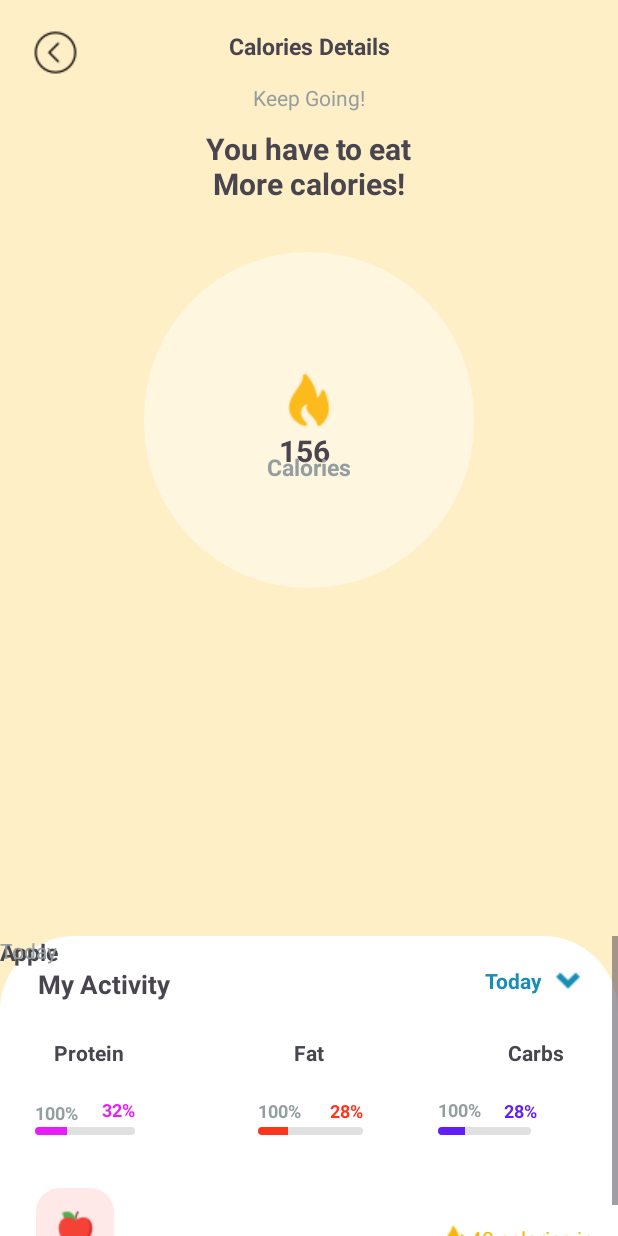
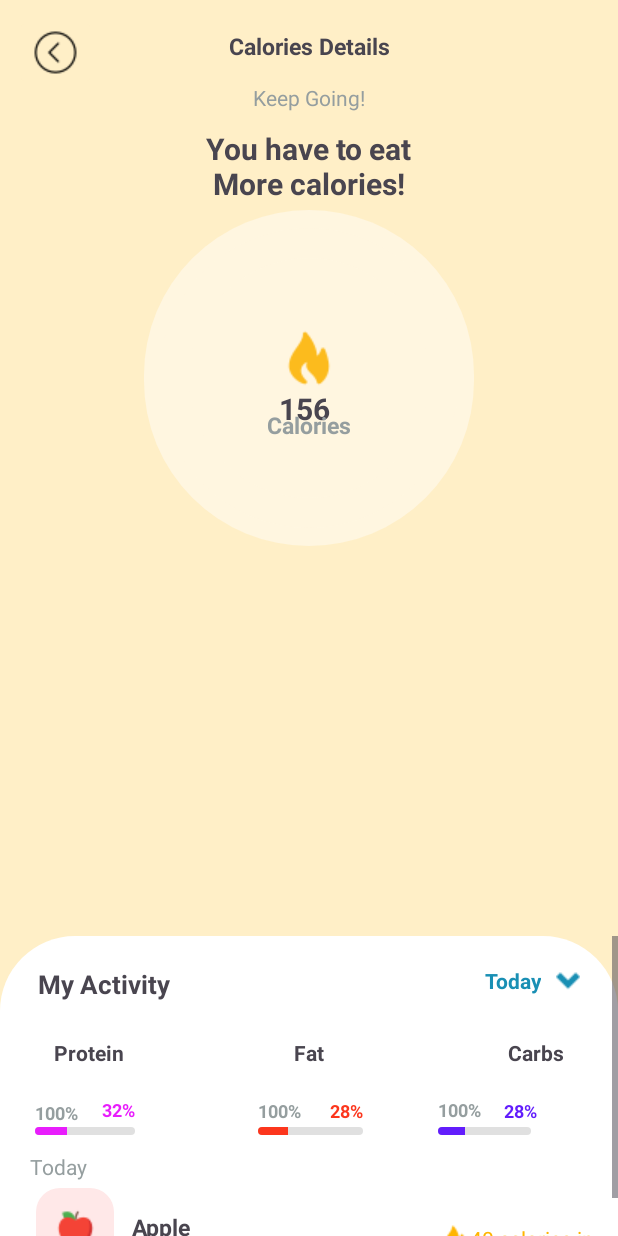
Before and after one commit to dnshan/Sweatify, an Android app: the CaloriesActivity screen opened directly, with no data from a screen before it, on a phone screen of 412 x 824 dp. Run offline under Robolectric (Android 15) with nearby library versions, the phone set to English and light mode, and no system bars.

Commit message:
Updated Calories screen

```diff
--- a/app/src/main/AndroidManifest.xml
+++ b/app/src/main/AndroidManifest.xml
@@ -31,5 +31,6 @@
         <activity android:name=".ExersiceActivity" />
         <activity android:name=".SleepActivity" />
 
+
     </application>
 </manifest>
--- a/app/src/main/res/layout/activity_calories.xml
+++ b/app/src/main/res/layout/activity_calories.xml
@@ -62,7 +62,7 @@
         android:id="@+id/caloriesconstlayout"
         android:layout_width="220dp"
         android:layout_height="224dp"
-        android:layout_marginTop="168dp"
+        android:layout_marginTop="140dp"
         android:background="@drawable/roundshape"
         app:layout_constraintLeft_toLeftOf="parent"
         app:layout_constraintRight_toRightOf="parent"
@@ -358,40 +358,38 @@
             <TextView
                 android:layout_width="wrap_content"
                 android:layout_height="wrap_content"
-                android:layout_marginTop="200dp"
-                android:layout_marginEnd="116dp"
+                android:layout_marginStart="12dp"
+                android:layout_marginTop="8dp"
                 android:text="2 apples in a day"
                 android:textColor="@color/grayTextColor"
                 android:textSize="12sp"
-                app:layout_constraintEnd_toStartOf="@+id/textView50"
-                app:layout_constraintLeft_toLeftOf="parent"
-                app:layout_constraintTop_toTopOf="parent"
-                tools:layout_marginLeft="84dp"
-                tools:layout_marginTop="213dp">
+                app:layout_constraintStart_toEndOf="@+id/constraintLayout5"
+                app:layout_constraintTop_toBottomOf="@+id/textView27">
 
             </TextView>
 
             <TextView
+                android:id="@+id/textView27"
                 android:layout_width="wrap_content"
                 android:layout_height="wrap_content"
-
+                android:layout_marginLeft="88dp"
+                android:layout_marginTop="20dp"
                 android:text="Apple"
                 android:textSize="15sp"
                 android:textStyle="bold"
                 app:layout_constraintLeft_toLeftOf="parent"
-            app:layout_constraintTop_toTopOf="parent"
-            tools:layout_marginLeft="84dp"
-            tools:layout_marginTop="188dp"></TextView>
+                app:layout_constraintTop_toBottomOf="@+id/textView19"></TextView>
 
             <TextView
+                android:id="@+id/textView19"
                 android:layout_width="wrap_content"
                 android:layout_height="wrap_content"
+                android:layout_marginStart="20dp"
+                android:layout_marginTop="20dp"
                 android:text="Today"
                 android:textColor="@color/grayTextColor"
-            app:layout_constraintLeft_toLeftOf="parent"
-            app:layout_constraintTop_toTopOf="parent"
-            tools:layout_marginLeft="25dp"
-            tools:layout_marginTop="152dp">
+                app:layout_constraintStart_toStartOf="parent"
+                app:layout_constraintTop_toBottomOf="@+id/textView29">
 
             </TextView>
 
--- a/app/src/main/res/layout/activity_water.xml
+++ b/app/src/main/res/layout/activity_water.xml
@@ -67,7 +67,7 @@
         android:id="@+id/waveProgressBar"
         android:layout_width="262dp"
         android:layout_height="219dp"
-        android:layout_marginTop="168dp"
+        android:layout_marginTop="140dp"
         app:arc_color="#D4F1FD"
         app:behind_wave_color="#01A1D6"
         app:cavans_bg="#fff"
```
Also changed, not shown: app/src/main/java/com/example/sweatify/onboarding.kt (+8 -1 lines), app/src/main/res/layout/activity_exercise.xml (+4 -5 lines), app/src/main/res/layout/activity_sleep.xml (+7 -9 lines), app/src/main/res/drawable/moonwall2.png (added). Lines whose indentation alone changed are shown as unchanged.
